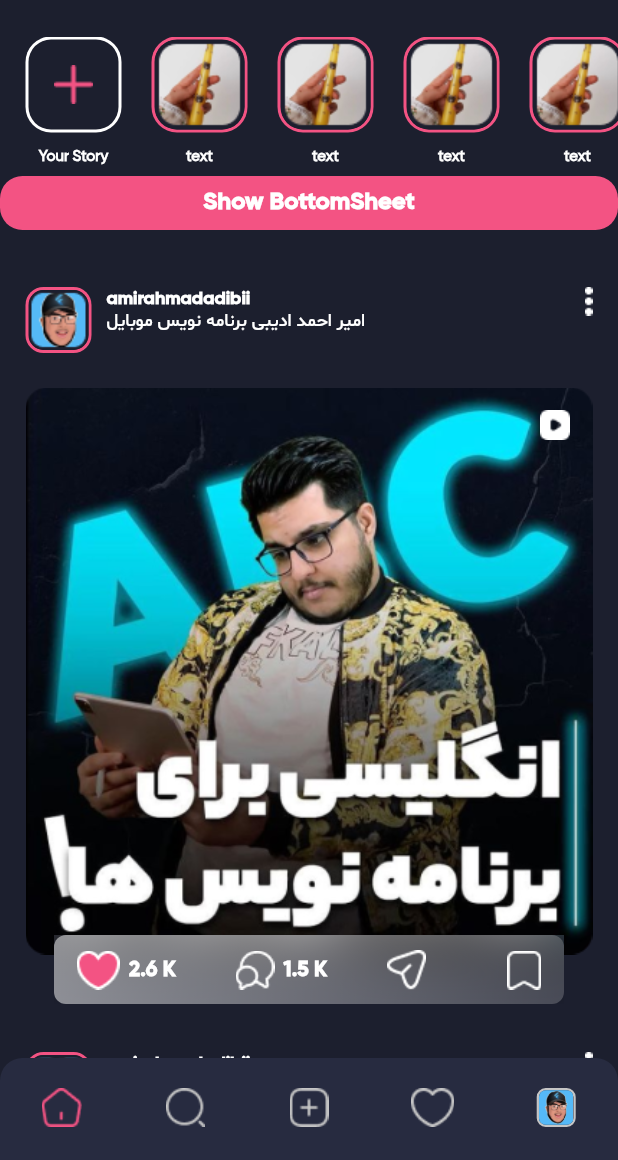
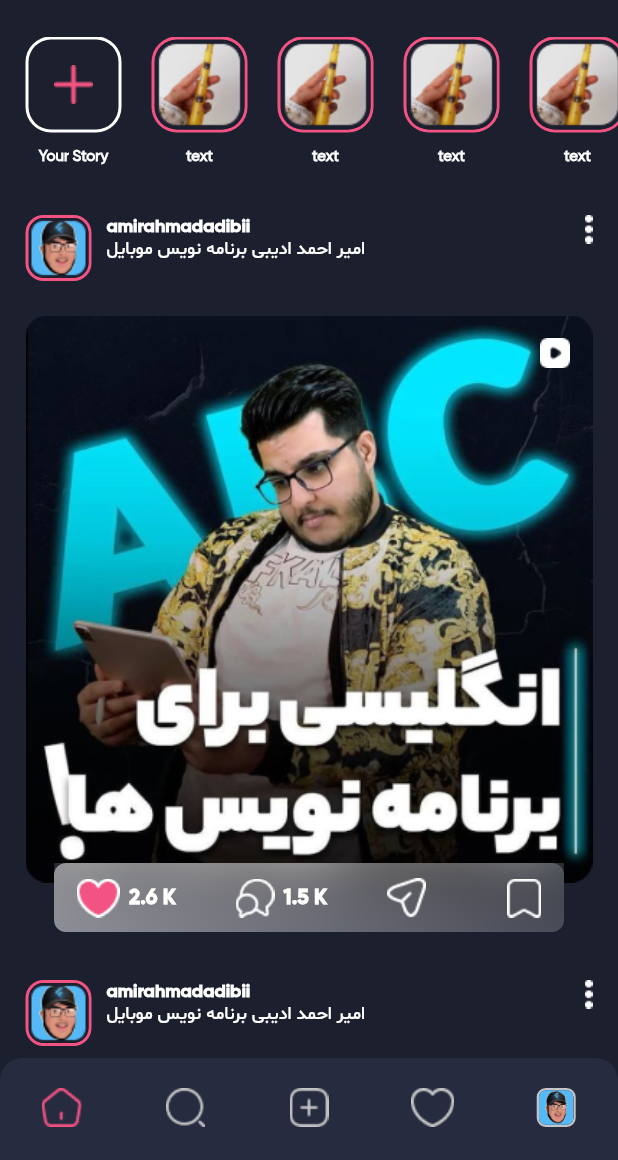
Before and after one commit to hosseinebrahimii/flutter_project_social_media, a Flutter app: the screen it shows after launch, on a phone screen of 412 x 824 dp, the part 76-1236 px from its top. Run offline on Flutter 3.47's test engine with Material 2 defaults, Android fonts, the phone set to English and light mode, and no system bars.

Commit message:
updated homepage UI & added direct button behavior

```diff
--- a/lib/pages/0.main_page.dart
+++ b/lib/pages/0.main_page.dart
@@ -1,5 +1,5 @@
 import 'package:flutter/material.dart';
-import 'package:flutter_project_social_media/pages/4.1.home_page.dart';
+import 'package:flutter_project_social_media/pages/4.home_page.dart';
 import 'package:flutter_project_social_media/pages/5.search_page.dart';
 import 'package:flutter_project_social_media/pages/6.post_page.dart';
 import 'package:flutter_project_social_media/pages/7.activity_page.dart';
--- a/lib/pages/4.1.home_page.dart
+++ b/lib/pages/4.home_page.dart
@@ -1,6 +1,6 @@
 import 'dart:ui';
 import 'package:flutter/material.dart';
-import 'package:flutter_project_social_media/pages/4.2.home_page_direct_bottomsheet.dart';
+import 'package:flutter_project_social_media/widgets/home_page_direct_bottomsheet.dart';
 
 class HomePage extends StatelessWidget {
   const HomePage({super.key});
@@ -15,29 +15,6 @@ class HomePage extends StatelessWidget {
           slivers: [
             SliverToBoxAdapter(
               child: _getStoryList(),
-            ),
-            SliverToBoxAdapter(
-              child: ElevatedButton(
-                onPressed: (() {
-                  showModalBottomSheet(
-                    context: context,
-                    isScrollControlled: true,
-                    backgroundColor: Colors.transparent,
-                    barrierColor: Colors.transparent,
-                    builder: ((context) {
-                      return Padding(
-                        padding: EdgeInsets.only(bottom: MediaQuery.of(context).viewInsets.bottom),
-                        child: DraggableScrollableSheet(
-                          maxChildSize: 0.75,
-                          initialChildSize: 0.5,
-                          builder: (context, scrollController) => getBottomSheetContent(scrollController),
-                        ),
-                      );
-                    }),
-                  );
-                }),
-                child: const Text('Show BottomSheet'),
-              ),
             ),
             SliverList(
               delegate: SliverChildBuilderDelegate(((context, index) {
@@ -275,7 +252,27 @@ class HomePage extends StatelessWidget {
                           const SizedBox(
                             width: 40,
                           ),
-                          Image.asset('images/direct.png'),
+                          GestureDetector(
+                            onTap: () {
+                              showModalBottomSheet(
+                                context: context,
+                                isScrollControlled: true,
+                                backgroundColor: Colors.transparent,
+                                barrierColor: Colors.transparent,
+                                builder: ((context) {
+                                  return Padding(
+                                    padding: EdgeInsets.only(bottom: MediaQuery.of(context).viewInsets.bottom),
+                                    child: DraggableScrollableSheet(
+                                      maxChildSize: 0.75,
+                                      initialChildSize: 0.5,
+                                      builder: (context, scrollController) => getBottomSheetContent(scrollController),
+                                    ),
+                                  );
+                                }),
+                              );
+                            },
+                            child: Image.asset('images/direct.png'),
+                          ),
                           const SizedBox(
                             width: 54,
                           ),
```
Also changed, not shown: lib/widgets/home_page_direct_bottomsheet.dart (renamed from lib/pages/4.2.home_page_direct_bottomsheet.dart).
